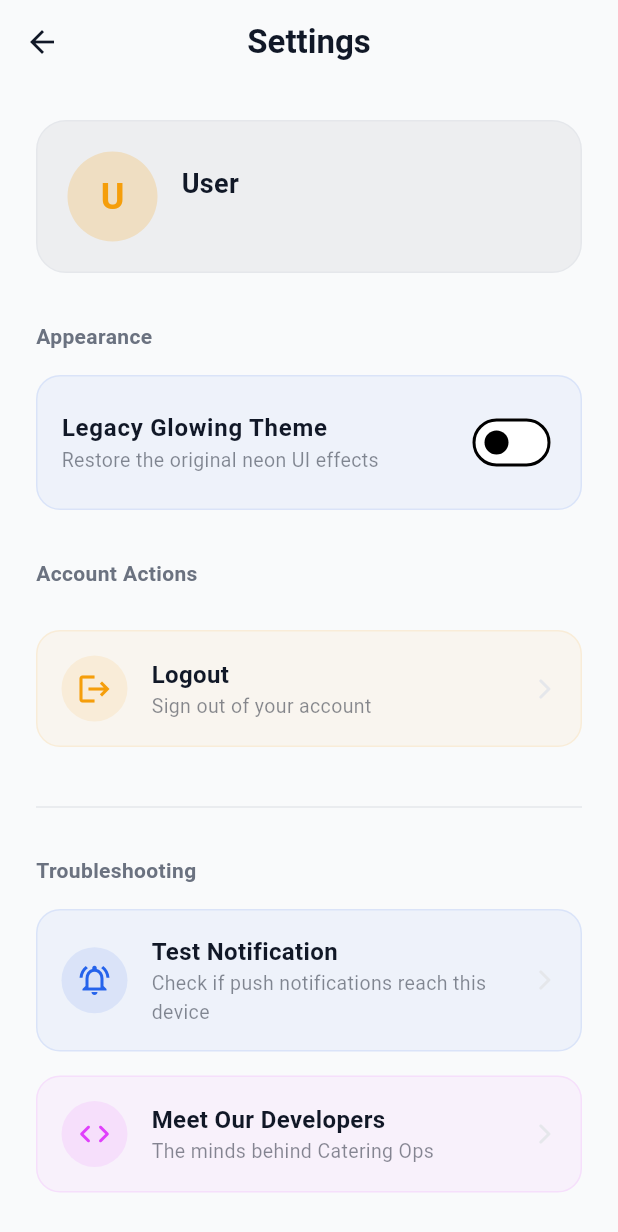
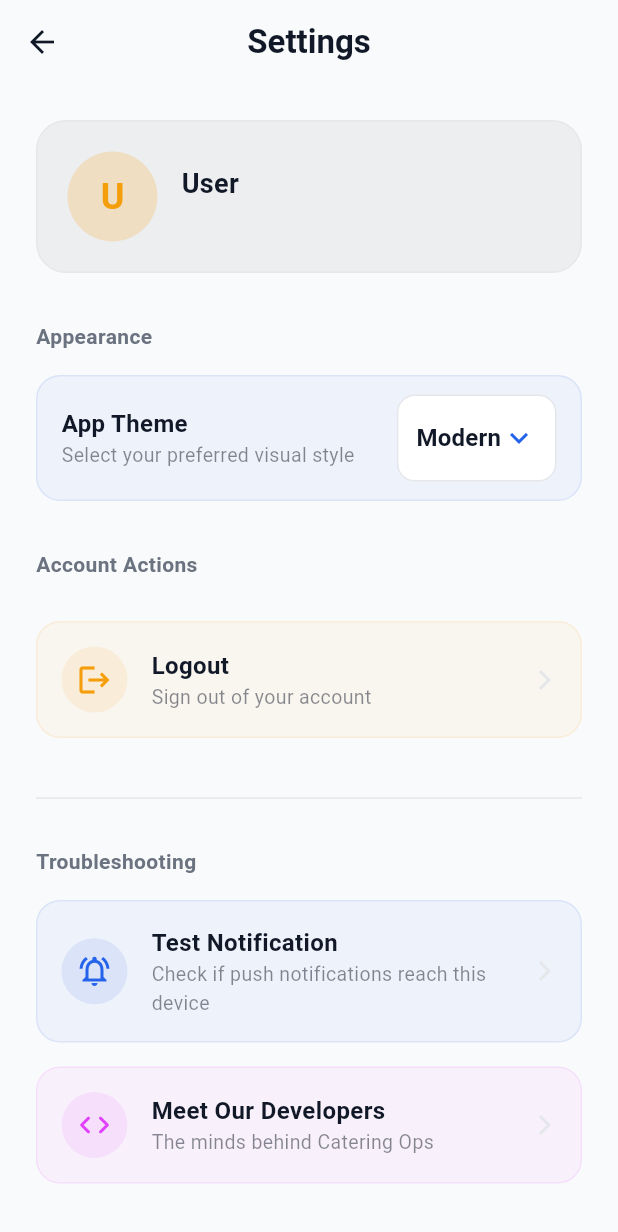
Before and after one commit to kpranayk78-ship-it/catering-ops-fork, a Flutter app: the SettingsScreen screen opened directly with empty values, on a phone screen of 412 x 824 dp. Shown: the top 1232 px of the screen. Run offline on Flutter 3.47's test engine with Material 3 defaults, Android fonts, the phone set to English and light mode, and no system bars; our stand-ins replace audioplayers, cached_network_image, confetti, flutter_contacts, flutter_dotenv, geolocator and 5 more; missing offline and left inert: onesignal_flutter; accounts and stored records are empty; network calls fail.

Commit message:
Fix legacy theme subtleGradient and upgrade theme toggle to Dropdown

```diff
--- a/apps/mobile_app/lib/core/app_theme.dart
+++ b/apps/mobile_app/lib/core/app_theme.dart
@@ -71,11 +71,17 @@ class AppTheme {
         ),
       ];
 
-  static LinearGradient get subtleGradient => LinearGradient(
-        colors: [Color(0xFFF9FAFB), Color(0xFFF3F4F6)],
-        begin: Alignment.topLeft,
-        end: Alignment.bottomRight,
-      );
+  static LinearGradient get subtleGradient => isLegacyTheme
+      ? LinearGradient(
+          colors: [Color(0xFF1F2937), Color(0xFF111827)],
+          begin: Alignment.topLeft,
+          end: Alignment.bottomRight,
+        )
+      : LinearGradient(
+          colors: [Color(0xFFF9FAFB), Color(0xFFF3F4F6)],
+          begin: Alignment.topLeft,
+          end: Alignment.bottomRight,
+        );
 
   static LinearGradient get primaryGradient => LinearGradient(
         colors: [Color(0xFF3B82F6), Color(0xFF2563EB)], // Lighter to deeper blue
--- a/apps/mobile_app/lib/role_views/shared/settings_screen.dart
+++ b/apps/mobile_app/lib/role_views/shared/settings_screen.dart
@@ -312,28 +312,67 @@ class _SettingsScreenState extends State<SettingsScreen> {
                 ),
                 SizedBox(height: 16),
                 Container(
-                  padding: EdgeInsets.symmetric(horizontal: 16, vertical: 8),
+                  padding: EdgeInsets.symmetric(horizontal: 16, vertical: 12),
                   decoration: BoxDecoration(
                     color: AppTheme.primaryAction.withOpacity(0.05),
                     borderRadius: BorderRadius.circular(16),
                     border: Border.all(color: AppTheme.primaryAction.withOpacity(0.1)),
                   ),
-                  child: SwitchListTile(
-                    title: Text(
-                      'Legacy Glowing Theme',
+                  child: Row(
+                    children: [
+                      Expanded(
+                        child: Column(
+                          crossAxisAlignment: CrossAxisAlignment.start,
+                          children: [
+                            Text(
+                              'App Theme',
                               style: TextStyle(color: AppTheme.titleColor, fontWeight: FontWeight.bold, fontSize: 16),
                             ),
-                    subtitle: Text(
-                      'Restore the original neon UI effects',
+                            Text(
+                              'Select your preferred visual style',
                               style: TextStyle(color: AppTheme.titleColor.withOpacity(0.5), fontSize: 13),
                             ),
+                          ],
+                        ),
+                      ),
+                      Container(
+                        padding: EdgeInsets.symmetric(horizontal: 12, vertical: 4),
+                        decoration: BoxDecoration(
+                          color: AppTheme.cardColor,
+                          borderRadius: BorderRadius.circular(12),
+                          border: Border.all(color: AppTheme.borderColor),
+                        ),
+                        child: DropdownButtonHideUnderline(
+                          child: DropdownButton<bool>(
                             value: ThemeService.isLegacy,
+                            dropdownColor: AppTheme.cardColor,
+                            icon: Icon(Icons.expand_more, color: AppTheme.primaryAction),
+                            items: [
+                              DropdownMenuItem(
+                                value: false,
+                                child: Text(
+                                  'Modern',
+                                  style: TextStyle(color: AppTheme.titleColor, fontWeight: FontWeight.bold),
+                                ),
+                              ),
+                              DropdownMenuItem(
+                                value: true,
+                                child: Text(
+                                  'Legacy',
+                                  style: TextStyle(color: AppTheme.titleColor, fontWeight: FontWeight.bold),
+                                ),
+                              ),
+                            ],
                             onChanged: (val) {
+                              if (val != null) {
                                 ThemeService.toggleTheme(val);
                                 setState(() {});
+                              }
                             },
-                    activeColor: AppTheme.primaryAction,
-                    contentPadding: EdgeInsets.zero,
+                          ),
+                        ),
+                      ),
+                    ],
                   ),
                 ),
                 SizedBox(height: 32),
```
Lines whose indentation alone changed are shown as unchanged.
